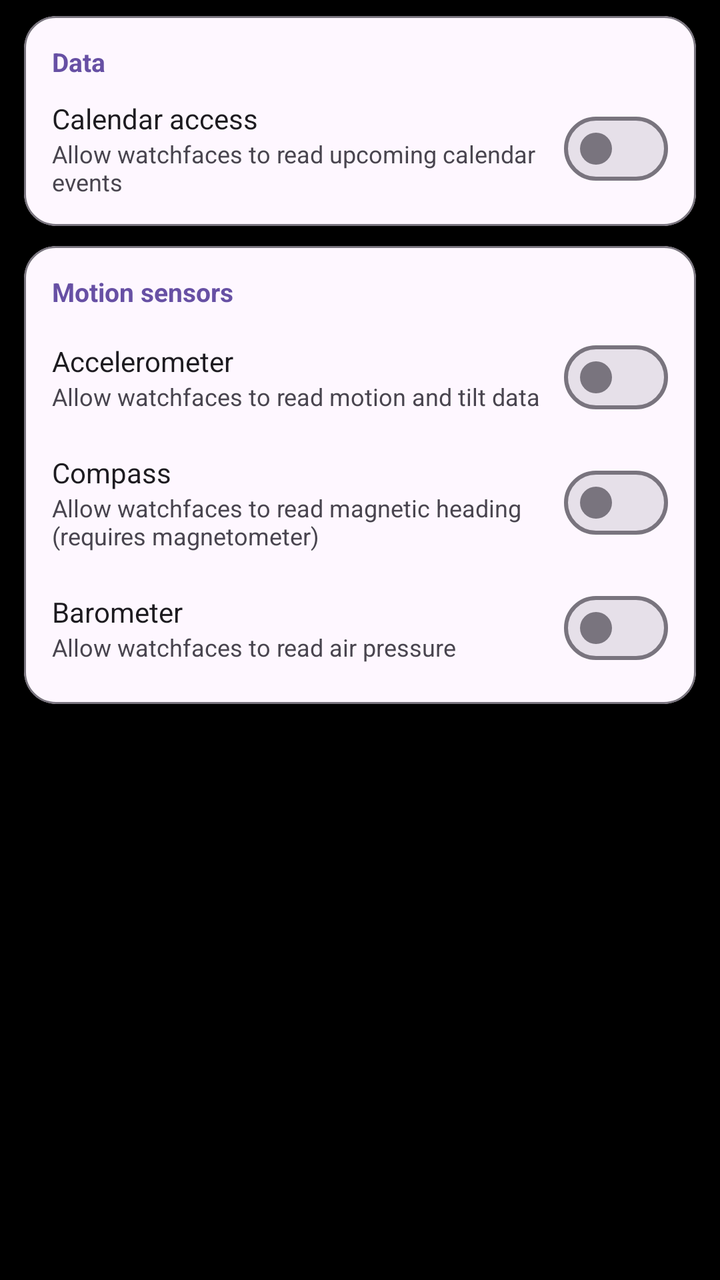
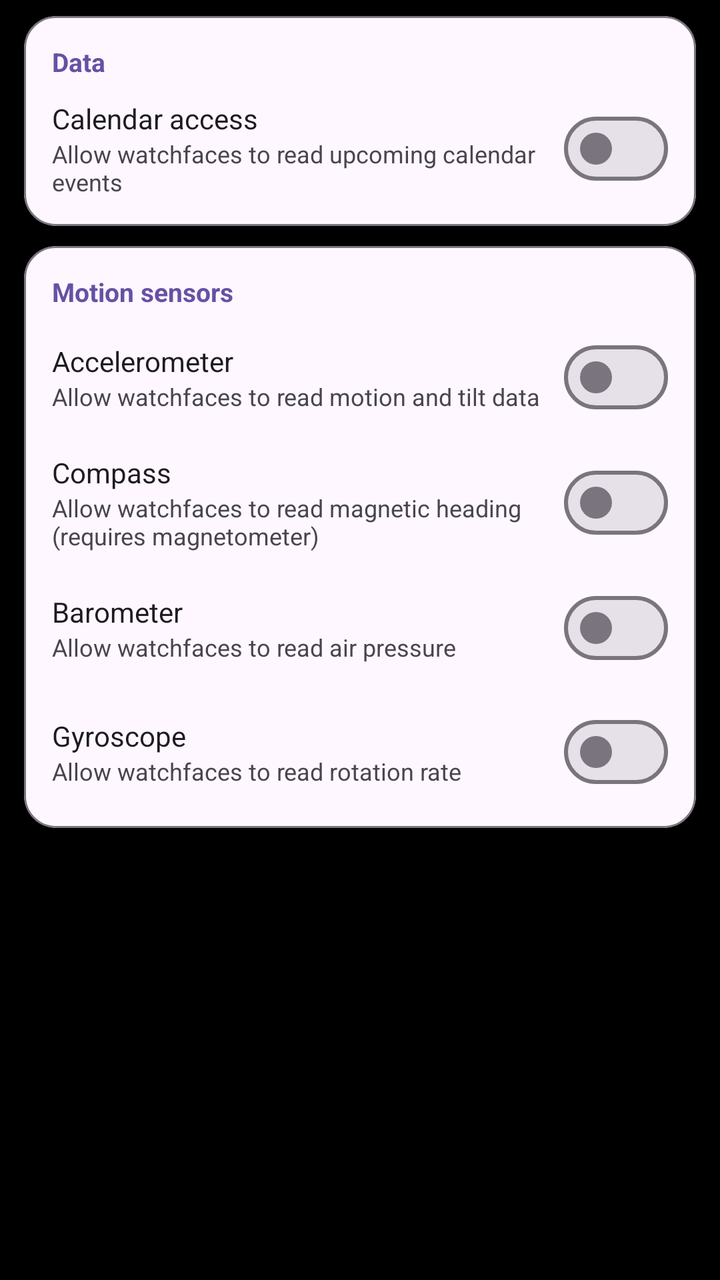

An Android layout rendered at two revisions. The XML below is the earlier revision; the diff shows what the commit changed to produce the second picture.
<!-- AndroidManifest.xml: application theme Theme.CloX -->
<!-- res/layout/fragment_settings_sensors.xml -->
<?xml version="1.0" encoding="utf-8"?>
<androidx.core.widget.NestedScrollView
    xmlns:android="http://schemas.android.com/apk/res/android"
    xmlns:app="http://schemas.android.com/apk/res-auto"
    android:layout_width="match_parent"
    android:layout_height="match_parent"
    android:clipToPadding="false"
    android:fillViewport="true">

    <LinearLayout
        android:layout_width="match_parent"
        android:layout_height="wrap_content"
        android:orientation="vertical"
        android:paddingTop="8dp"
        android:paddingBottom="16dp">

        
        <com.google.android.material.card.MaterialCardView
            android:layout_width="match_parent"
            android:layout_height="wrap_content"
            android:layout_marginHorizontal="12dp"
            android:layout_marginBottom="10dp"
            app:cardCornerRadius="16dp"
            app:cardElevation="0dp"
            app:strokeWidth="1dp"
            app:strokeColor="?attr/colorOutline"
            app:cardBackgroundColor="?attr/colorSurface">

            <LinearLayout
                android:layout_width="match_parent"
                android:layout_height="wrap_content"
                android:orientation="vertical"
                android:padding="14dp">

                <TextView
                    android:layout_width="wrap_content"
                    android:layout_height="wrap_content"
                    android:text="@string/sensors_section_data"
                    android:textSize="13sp"
                    android:textStyle="bold"
                    android:textColor="?attr/colorPrimary"
                    android:layout_marginBottom="10dp" />

                
                <LinearLayout
                    android:layout_width="match_parent"
                    android:layout_height="wrap_content"
                    android:orientation="horizontal"
                    android:gravity="center_vertical">
                    <LinearLayout
                        android:layout_width="0dp"
                        android:layout_height="wrap_content"
                        android:layout_weight="1"
                        android:orientation="vertical">
                        <TextView
                            android:layout_width="wrap_content"
                            android:layout_height="wrap_content"
                            android:text="@string/pref_calendar_title"
                            android:textSize="14sp"
                            android:textColor="?attr/colorOnSurface" />
                        <TextView
                            android:layout_width="wrap_content"
                            android:layout_height="wrap_content"
                            android:text="@string/pref_calendar_summary"
                            android:textSize="12sp"
                            android:textColor="?attr/colorOnSurfaceVariant" />
                    </LinearLayout>
                    <com.google.android.material.materialswitch.MaterialSwitch
                        android:id="@+id/switchCalendar"
                        android:layout_width="wrap_content"
                        android:layout_height="wrap_content" />
                </LinearLayout>

            </LinearLayout>
        </com.google.android.material.card.MaterialCardView>

        
        <com.google.android.material.card.MaterialCardView
            android:layout_width="match_parent"
            android:layout_height="wrap_content"
            android:layout_marginHorizontal="12dp"
            android:layout_marginBottom="10dp"
            app:cardCornerRadius="16dp"
            app:cardElevation="0dp"
            app:strokeWidth="1dp"
            app:strokeColor="?attr/colorOutline"
            app:cardBackgroundColor="?attr/colorSurface">

            <LinearLayout
                android:layout_width="match_parent"
                android:layout_height="wrap_content"
                android:orientation="vertical"
                android:padding="14dp">

                <TextView
                    android:layout_width="wrap_content"
                    android:layout_height="wrap_content"
                    android:text="@string/pref_sensors_category_motion"
                    android:textSize="13sp"
                    android:textStyle="bold"
                    android:textColor="?attr/colorPrimary"
                    android:layout_marginBottom="10dp" />

                
                <LinearLayout
                    android:layout_width="match_parent"
                    android:layout_height="wrap_content"
                    android:orientation="horizontal"
                    android:gravity="center_vertical">
                    <LinearLayout
                        android:layout_width="0dp"
                        android:layout_height="wrap_content"
                        android:layout_weight="1"
                        android:orientation="vertical">
                        <TextView
                            android:layout_width="wrap_content"
                            android:layout_height="wrap_content"
                            android:text="@string/pref_accelerometer_title"
                            android:textSize="14sp"
                            android:textColor="?attr/colorOnSurface" />
                        <TextView
                            android:id="@+id/tvAccelerometerSummary"
                            android:layout_width="wrap_content"
                            android:layout_height="wrap_content"
                            android:text="@string/pref_accelerometer_summary"
                            android:textSize="12sp"
                            android:textColor="?attr/colorOnSurfaceVariant" />
                    </LinearLayout>
                    <com.google.android.material.materialswitch.MaterialSwitch
                        android:id="@+id/switchAccelerometer"
                        android:layout_width="wrap_content"
                        android:layout_height="wrap_content" />
                </LinearLayout>

                
                <LinearLayout
                    android:layout_width="match_parent"
                    android:layout_height="wrap_content"
                    android:orientation="horizontal"
                    android:gravity="center_vertical"
                    android:layout_marginTop="14dp">
                    <LinearLayout
                        android:layout_width="0dp"
                        android:layout_height="wrap_content"
                        android:layout_weight="1"
                        android:orientation="vertical">
                        <TextView
                            android:layout_width="wrap_content"
                            android:layout_height="wrap_content"
                            android:text="@string/pref_compass_title"
                            android:textSize="14sp"
                            android:textColor="?attr/colorOnSurface" />
                        <TextView
                            android:id="@+id/tvCompassSummary"
                            android:layout_width="wrap_content"
                            android:layout_height="wrap_content"
                            android:text="@string/pref_compass_summary"
                            android:textSize="12sp"
                            android:textColor="?attr/colorOnSurfaceVariant" />
                    </LinearLayout>
                    <com.google.android.material.materialswitch.MaterialSwitch
                        android:id="@+id/switchCompass"
                        android:layout_width="wrap_content"
                        android:layout_height="wrap_content" />
                </LinearLayout>

                
                <LinearLayout
                    android:layout_width="match_parent"
                    android:layout_height="wrap_content"
                    android:orientation="horizontal"
                    android:gravity="center_vertical"
                    android:layout_marginTop="14dp">
                    <LinearLayout
                        android:layout_width="0dp"
                        android:layout_height="wrap_content"
                        android:layout_weight="1"
                        android:orientation="vertical">
                        <TextView
                            android:layout_width="wrap_content"
                            android:layout_height="wrap_content"
                            android:text="@string/pref_barometer_title"
                            android:textSize="14sp"
                            android:textColor="?attr/colorOnSurface" />
                        <TextView
                            android:id="@+id/tvBarometerSummary"
                            android:layout_width="wrap_content"
                            android:layout_height="wrap_content"
                            android:text="@string/pref_barometer_summary"
                            android:textSize="12sp"
                            android:textColor="?attr/colorOnSurfaceVariant" />
                    </LinearLayout>
                    <com.google.android.material.materialswitch.MaterialSwitch
                        android:id="@+id/switchBarometer"
                        android:layout_width="wrap_content"
                        android:layout_height="wrap_content" />
                </LinearLayout>

            </LinearLayout>
        </com.google.android.material.card.MaterialCardView>

    </LinearLayout>
</androidx.core.widget.NestedScrollView>
<!-- resources referenced by this layout -->
<resources>
  <string name="pref_accelerometer_summary">Allow watchfaces to read motion and tilt data</string>
  <string name="pref_accelerometer_title">Accelerometer</string>
  <string name="pref_barometer_summary">Allow watchfaces to read air pressure</string>
  <string name="pref_barometer_title">Barometer</string>
  <string name="pref_calendar_summary">Allow watchfaces to read upcoming calendar events</string>
  <string name="pref_calendar_title">Calendar access</string>
  <string name="pref_compass_summary">Allow watchfaces to read magnetic heading (requires magnetometer)</string>
  <string name="pref_compass_title">Compass</string>
  <string name="pref_sensors_category_motion">Motion sensors</string>
  <string name="sensors_section_data">Data</string>
  <style name="Theme.CloX" parent="Theme.Material3.DayNight.NoActionBar">
          <item name="android:windowBackground">@android:color/black</item>
          <item name="android:windowAnimationStyle">@null</item>
      </style>
</resources>

<!-- the commit's change to res/layout/fragment_settings_sensors.xml (unified diff, before → after) -->
@@ -196,6 +196,38 @@
                         android:layout_height="wrap_content" />
                 </LinearLayout>
 
+                
+                <LinearLayout
+                    android:layout_width="match_parent"
+                    android:layout_height="wrap_content"
+                    android:orientation="horizontal"
+                    android:gravity="center_vertical"
+                    android:layout_marginTop="14dp">
+                    <LinearLayout
+                        android:layout_width="0dp"
+                        android:layout_height="wrap_content"
+                        android:layout_weight="1"
+                        android:orientation="vertical">
+                        <TextView
+                            android:layout_width="wrap_content"
+                            android:layout_height="wrap_content"
+                            android:text="@string/pref_gyroscope_title"
+                            android:textSize="14sp"
+                            android:textColor="?attr/colorOnSurface" />
+                        <TextView
+                            android:id="@+id/tvGyroscopeSummary"
+                            android:layout_width="wrap_content"
+                            android:layout_height="wrap_content"
+                            android:text="@string/pref_gyroscope_summary"
+                            android:textSize="12sp"
+                            android:textColor="?attr/colorOnSurfaceVariant" />
+                    </LinearLayout>
+                    <com.google.android.material.materialswitch.MaterialSwitch
+                        android:id="@+id/switchGyroscope"
+                        android:layout_width="wrap_content"
+                        android:layout_height="wrap_content" />
+                </LinearLayout>
+
             </LinearLayout>
         </com.google.android.material.card.MaterialCardView>
 
<!-- resource entries referenced after the edit -->
@@ -8,6 +8,8 @@
   <string name="pref_calendar_title">Calendar access</string>
   <string name="pref_compass_summary">Allow watchfaces to read magnetic heading (requires magnetometer)</string>
   <string name="pref_compass_title">Compass</string>
+  <string name="pref_gyroscope_summary">Allow watchfaces to read rotation rate</string>
+  <string name="pref_gyroscope_title">Gyroscope</string>
   <string name="pref_sensors_category_motion">Motion sensors</string>
   <string name="sensors_section_data">Data</string>
   <style name="Theme.CloX" parent="Theme.Material3.DayNight.NoActionBar">
